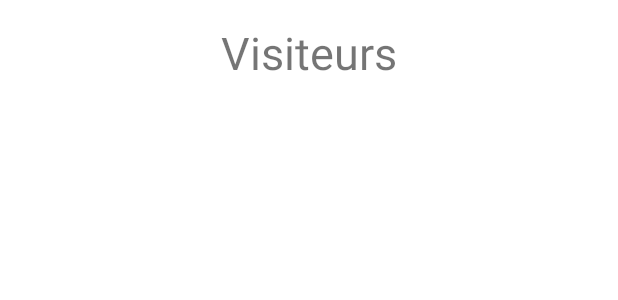
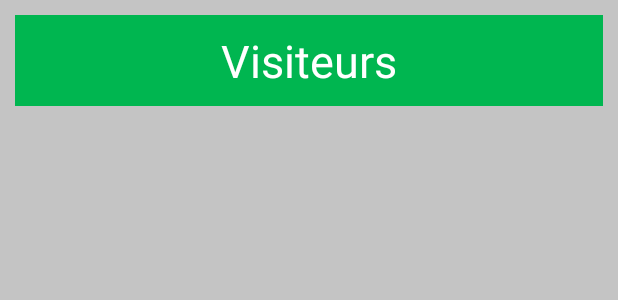
Before and after one commit to Dr-Clank/gsbproject, an Android app: the layout activity_main.xml on its own in the app's theme, with its tools: preview values and no code run, on a phone screen of 412 x 824 dp. Shown: the top 300 px of the screen. Run offline under Robolectric (Android 15) with nearby library versions, the phone set to English and light mode, and no system bars; network calls fail.

Commit message:
Création du design et amélioration de celui-ci

```diff
--- a/GSBFRAIS/app/src/main/res/layout/activity_main.xml
+++ b/GSBFRAIS/app/src/main/res/layout/activity_main.xml
@@ -5,24 +5,37 @@
     android:layout_width="match_parent"
     android:layout_height="match_parent"
     tools:context=".main.Activities.MainActivity"
-    android:orientation="vertical">
+    android:orientation="vertical"
+    >
     <LinearLayout
         android:layout_width="match_parent"
         android:layout_height="wrap_content"
         android:orientation="horizontal"
-        android:gravity="center">
+        android:gravity="center"
+        android:paddingLeft="10dp"
+        android:paddingRight="10dp"
+        android:paddingTop="10dp"
+        android:background="@color/gray"
+        >
+        <LinearLayout
+            android:layout_width="match_parent"
+            android:layout_height="wrap_content"
+            android:gravity="center"
+            android:background="@color/cyan">
         <TextView
             android:layout_width="wrap_content"
             android:layout_height="wrap_content"
             android:text="Visiteurs"
             android:textSize="30dp"
-            android:layout_marginTop="10dp"/>
-
+            android:layout_margin="10dp"
+            android:textColor="@color/white"/>
+        </LinearLayout>
     </LinearLayout>
     <LinearLayout
         android:layout_width="match_parent"
         android:layout_height="match_parent"
-        android:layout_margin="30dp">
+        android:padding="20dp"
+        android:background="@color/gray">
         <androidx.recyclerview.widget.RecyclerView
             android:layout_width="match_parent"
             android:layout_height="match_parent"
--- a/GSBFRAIS/app/src/main/res/values/colors.xml
+++ b/GSBFRAIS/app/src/main/res/values/colors.xml
@@ -7,4 +7,6 @@
     <color name="teal_700">#FF018786</color>
     <color name="black">#FF000000</color>
     <color name="white">#FFFFFFFF</color>
+    <color name="gray">#c4c4c4</color>
+    <color name="cyan">#00b650</color>
 </resources>
--- a/GSBFRAIS/app/src/main/res/values/themes.xml
+++ b/GSBFRAIS/app/src/main/res/values/themes.xml
@@ -1,6 +1,6 @@
 <resources xmlns:tools="http://schemas.android.com/tools">
     <!-- Base application theme. -->
-    <style name="Theme.Gsbfrai" parent="Theme.MaterialComponents.DayNight.DarkActionBar">
+    <style name="Theme.Gsbfrai" parent="Theme.AppCompat.Light.NoActionBar">
         <!-- Primary brand color. -->
         <item name="colorPrimary">@color/purple_500</item>
         <item name="colorPrimaryVariant">@color/purple_700</item>
```
Also changed, not shown: GSBFRAIS/app/src/main/java/com/example/gsbfrai/main/Activities/MainActivity.java (+10 -14 lines), GSBFRAIS/app/src/main/java/com/example/gsbfrai/main/Adapters/RecyclerViewVisitorAdapter.java (+5 -6 lines), GSBFRAIS/app/src/main/java/com/example/gsbfrai/main/Models/Visiteur.java (added, +34 -0 lines), GSBFRAIS/app/src/main/java/com/example/gsbfrai/main/Models/Visiteurs.java (added, +19 -0 lines), GSBFRAIS/app/src/main/res/layout/recyclerview_list_item.xml (+23 -6 lines).
